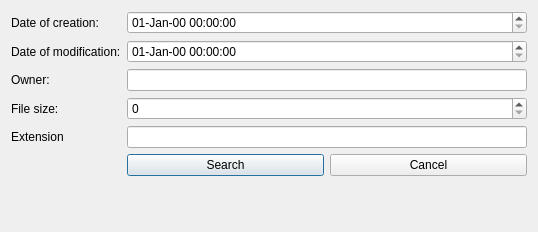
The window that src/Forms/WindowMetadataSearch/windowmetadatasearch.ui (Rasakhatskiy/Labs_S4_OOOP_L01) describes before a commit, drawn with Qt 5.
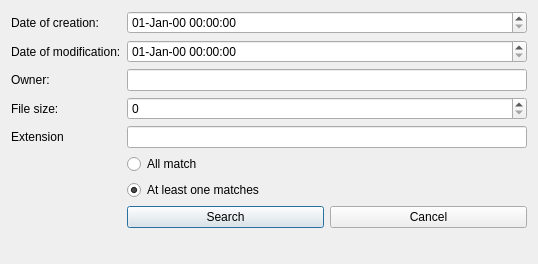
The same window after the commit.

```diff
--- a/src/Forms/WindowMetadataSearch/windowmetadatasearch.ui
+++ b/src/Forms/WindowMetadataSearch/windowmetadatasearch.ui
@@ -7,7 +7,7 @@
     <x>0</x>
     <y>0</y>
     <width>538</width>
-    <height>232</height>
+    <height>264</height>
    </rect>
   </property>
   <property name="windowTitle">
@@ -171,6 +171,38 @@
      </item>
     </layout>
    </item>
+   <item row="6" column="1">
+    <widget class="QRadioButton" name="radioButton_AND">
+     <property name="sizePolicy">
+      <sizepolicy hsizetype="Minimum" vsizetype="Minimum">
+       <horstretch>0</horstretch>
+       <verstretch>0</verstretch>
+      </sizepolicy>
+     </property>
+     <property name="text">
+      <string>All match</string>
+     </property>
+     <property name="checked">
+      <bool>false</bool>
+     </property>
+    </widget>
+   </item>
+   <item row="7" column="1">
+    <widget class="QRadioButton" name="radioButton_OR">
+     <property name="sizePolicy">
+      <sizepolicy hsizetype="Minimum" vsizetype="Minimum">
+       <horstretch>0</horstretch>
+       <verstretch>0</verstretch>
+      </sizepolicy>
+     </property>
+     <property name="text">
+      <string>At least one matches</string>
+     </property>
+     <property name="checked">
+      <bool>true</bool>
+     </property>
+    </widget>
+   </item>
   </layout>
  </widget>
  <resources/>
```
